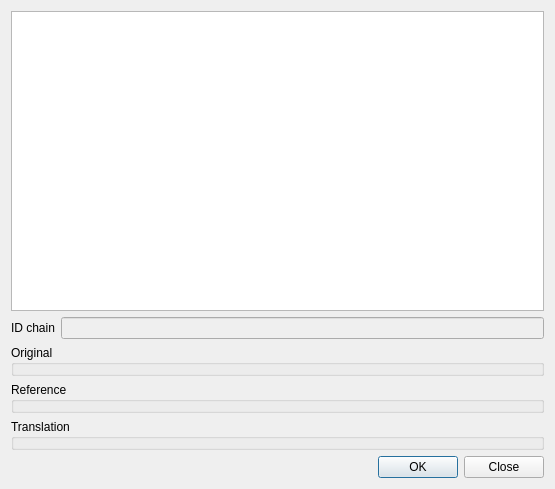
This is UTranslator/FmTrash.ui in Mercury13/utranslator as Qt 5 draws it before an edit. The edited form follows.
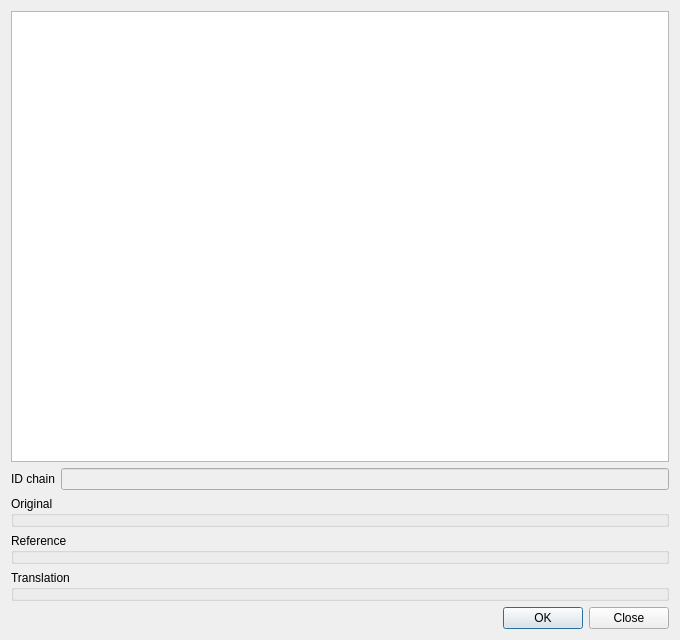
This is the edited form.

Patch:
```diff
--- a/UTranslator/FmTrash.ui
+++ b/UTranslator/FmTrash.ui
@@ -6,8 +6,8 @@
    <rect>
     <x>0</x>
     <y>0</y>
-    <width>555</width>
-    <height>489</height>
+    <width>680</width>
+    <height>640</height>
    </rect>
   </property>
   <property name="windowTitle">
```
Left out of the diff: 2 changed lines with no effect on the pictures.
